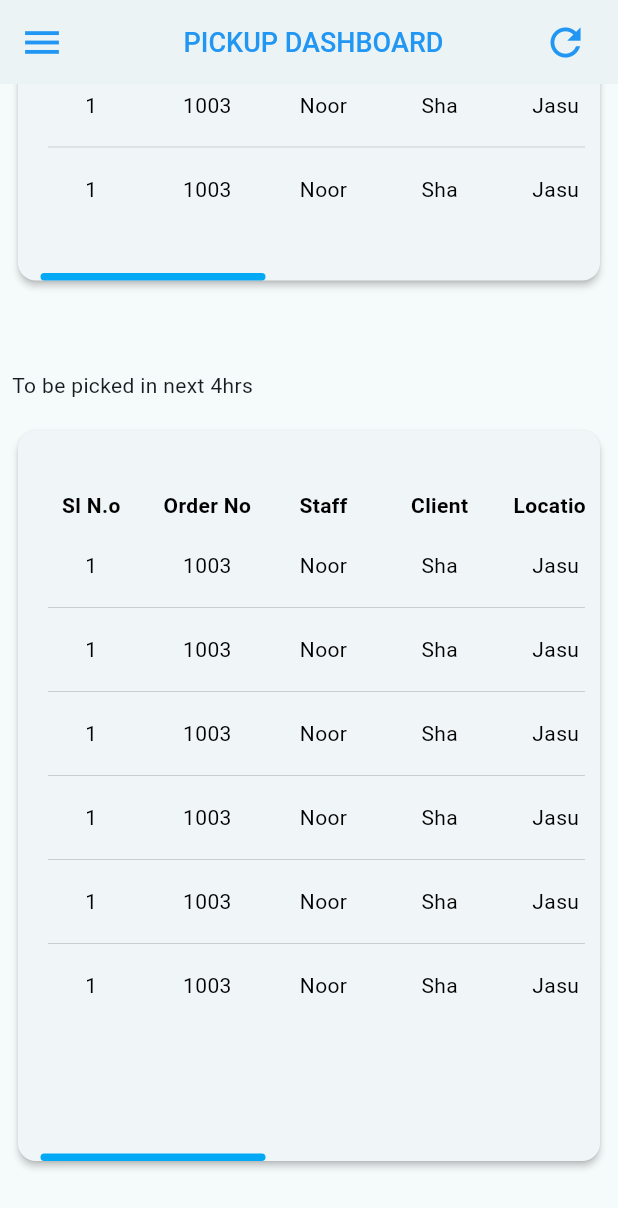
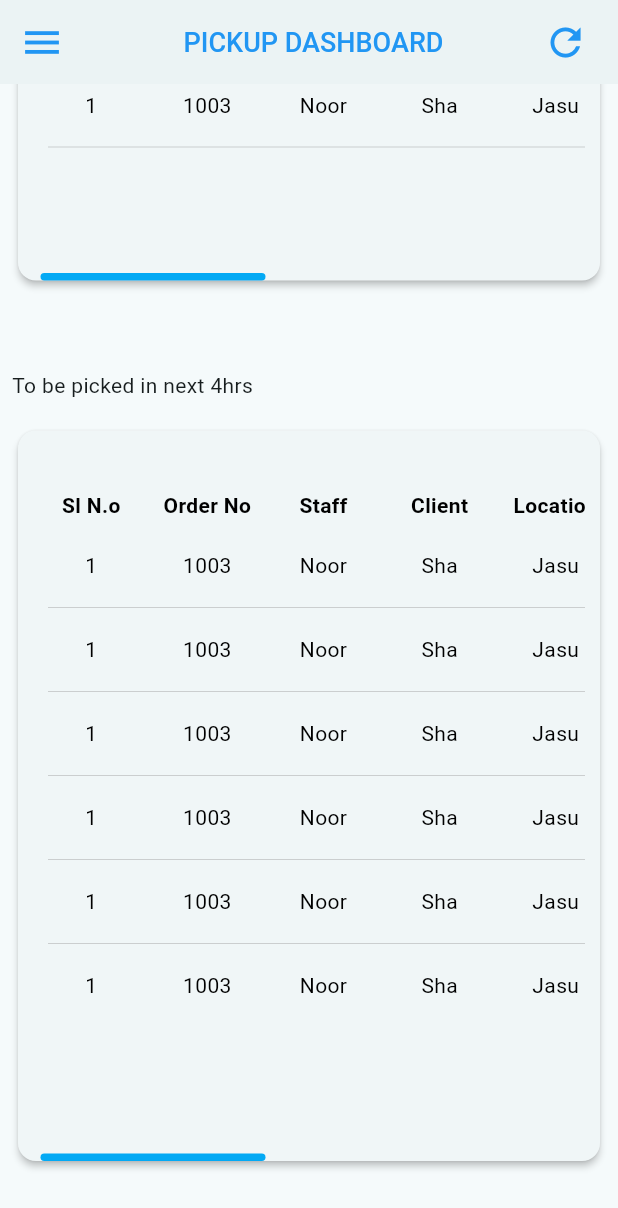
Before and after one commit to abhisheksr227/integrate3_screen, a Flutter app: the Pickupdashboard screen opened directly, scrolled down 1152 dp, on a phone screen of 412 x 824 dp. Shown: the top 1208 px of the screen. Run offline on Flutter 3.47's test engine with Material 2 defaults, Android fonts, the phone set to English and light mode, and no system bars; our stand-ins replace charts_flutter, dots_indicator, fl_chart, google_maps_flutter, pie_chart, share_plus and 1 more; missing offline and left inert: another_stepper.

Commit message:
git commit -m "second commit"

```diff
--- a/lib/Owners/Dashboard/Dashboaed_86.dart
+++ b/lib/Owners/Dashboard/Dashboaed_86.dart
@@ -93,8 +93,6 @@ class _sampleState extends State<sample> {
                               decoration: BoxDecoration(border: Border.all(color: Colors.blue),
                                 borderRadius: BorderRadius.circular(5),
                               ),
-                              child: Padding(
-                                padding: const EdgeInsets.all(8.0),
                               child: TextFormField(
                                 textAlign: TextAlign.center,
                                 controller: Date,
@@ -121,8 +119,8 @@ class _sampleState extends State<sample> {
                                       lastDate: DateTime(2050,12,31));
                                   Date.text = DateFormat('dd-MM-yyyy').format(pickedDate!);
                                 },
-                                  decoration: InputDecoration(contentPadding: EdgeInsets.all(10),border: InputBorder.none,
-                                  ),
+                                decoration: InputDecoration(
+                                  contentPadding: EdgeInsets.only(bottom: 22),border: InputBorder.none,
                                 ),
                               )
                           ),
--- a/lib/Owners/Dashboard/Delivered_dashboard.dart
+++ b/lib/Owners/Dashboard/Delivered_dashboard.dart
@@ -409,7 +409,7 @@ class _DelivereddashboardState extends State<Delivereddashboard> {
                                                               ))),
                                                     ])),
                                                 SizedBox(
-                                                  height: MediaQuery.of(context).size.height*0.45,
+                                                  height: MediaQuery.of(context).size.height*0.4,
                                                   width: MediaQuery.of(context).size.width+130,
                                                   child: ListView.separated(
                                                       separatorBuilder: (context, index) {
--- a/lib/Owners/Dashboard/Dispatch_dashboard.dart
+++ b/lib/Owners/Dashboard/Dispatch_dashboard.dart
@@ -173,7 +173,7 @@ class _DispatchdashboardState extends State<Dispatchdashboard> {
                                               child: Text("Delivered", style: TextStyle(color: Colors.black,fontWeight: FontWeight.bold),))),
                                         ])),
                                     SizedBox(
-                                      height: MediaQuery.of(context).size.height*0.45,
+                                      height: MediaQuery.of(context).size.height*0.4,
                                       width:MediaQuery.of(context).size.width,
                                       child: ListView.separated(
                                         separatorBuilder: (context, index) {
--- a/lib/Owners/Dashboard/Owner_dashboard.dart
+++ b/lib/Owners/Dashboard/Owner_dashboard.dart
@@ -1,7 +1,5 @@
-
 import 'package:flutter/cupertino.dart';
 import 'package:flutter/material.dart';
-
 
 import 'Client dashboard.dart';
 import 'Collection_Dashboard_90.dart';
--- a/lib/Owners/Dashboard/Pickup_Dasboard.dart
+++ b/lib/Owners/Dashboard/Pickup_Dasboard.dart
@@ -401,7 +401,7 @@ class _PickupdashboardState extends State<Pickupdashboard> {
                                                     ))),
                                           ])),
                                       SizedBox(
-                                        height: MediaQuery.of(context).size.height*0.45,
+                                        height: MediaQuery.of(context).size.height*0.4,
                                         width: MediaQuery.of(context).size.width+130,
                                         child: ListView.separated(
                                             separatorBuilder: (context, index) {
@@ -663,7 +663,7 @@ class _PickupdashboardState extends State<Pickupdashboard> {
                                                         ))),
                                               ])),
                                           Container(
-                                            height: MediaQuery.of(context).size.height*0.45,
+                                            height: MediaQuery.of(context).size.height*0.4,
                                             width: MediaQuery.of(context).size.width+130,
                                             child: ListView.separated(
                                                 separatorBuilder: (context, index) {
@@ -925,7 +925,7 @@ class _PickupdashboardState extends State<Pickupdashboard> {
                                                         ))),
                                               ])),
                                           Container(
-                                            height: MediaQuery.of(context).size.height*0.45,
+                                            height: MediaQuery.of(context).size.height*0.4,
                                             width: MediaQuery.of(context).size.width+130,
                                             child: ListView.separated(
                                                 separatorBuilder: (context, index) {
@@ -1187,7 +1187,7 @@ class _PickupdashboardState extends State<Pickupdashboard> {
                                                         ))),
                                               ])),
                                           SizedBox(
-                                            height: MediaQuery.of(context).size.height*0.45,
+                                            height: MediaQuery.of(context).size.height*0.4,
                                             width: MediaQuery.of(context).size.width+130,
                                             child: ListView.separated(
                                                 separatorBuilder: (context, index) {
--- a/lib/Owners/Dashboard/Service_dashboard_87.dart
+++ b/lib/Owners/Dashboard/Service_dashboard_87.dart
@@ -197,7 +197,7 @@ class _ServicedashboardState extends State<Servicedashboard> {
                             endIndent: 10,
                           ),
                           SizedBox(
-                            height: MediaQuery.of(context).size.height*0.43,
+                            height: MediaQuery.of(context).size.height*0.4,
                             child: ListView.builder(
                               physics: ClampingScrollPhysics(parent: FixedExtentScrollPhysics()),
                               itemCount: 15,
@@ -577,7 +577,7 @@ class _ServicedashboardState extends State<Servicedashboard> {
                                           ),
                                         ),
                                         Container(
-                                          height: MediaQuery.of(context).size.height*0.45,
+                                          height: MediaQuery.of(context).size.height*0.4,
                                           width: MediaQuery.of(context).size.width+130,
                                           child: ListView.builder(
                                             padding: EdgeInsets.zero,
--- a/lib/Owners/Dashboard/dashboard_85change.dart
+++ b/lib/Owners/Dashboard/dashboard_85change.dart
@@ -1402,7 +1402,7 @@ class _DashboardState extends State<Dashboard> {
                         ),
                       ),
                       SizedBox(
-                        height: MediaQuery.of(context).size.height*0.4,
+                        height: MediaQuery.of(context).size.height*0.35,
                         child: ListView.builder(
                           itemCount: 10,
                           itemBuilder: (context, index) {
@@ -1551,7 +1551,7 @@ class _DashboardState extends State<Dashboard> {
                         ),
                       ),
                       SizedBox(
-                        height: 360,
+                        height: MediaQuery.of(context).size.height*0.35,
                         child: ListView.builder(
                           itemCount: 15,
                           itemBuilder: (context, index) {
```
Lines whose indentation alone changed are shown as unchanged.
